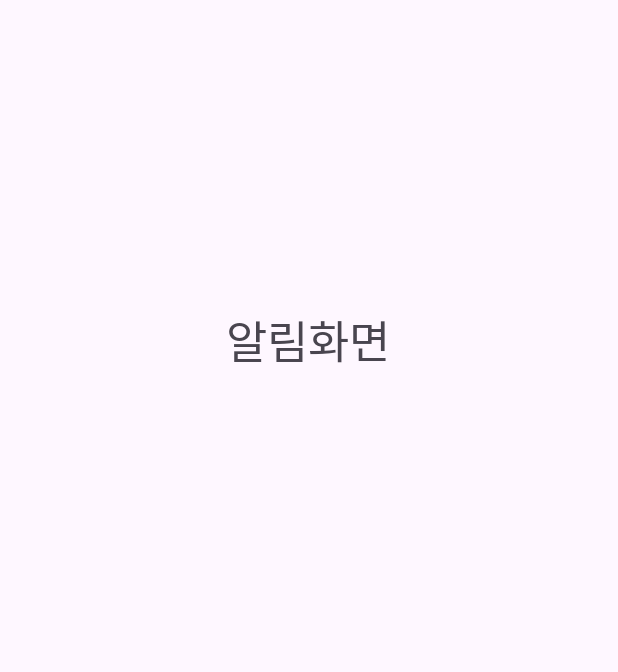
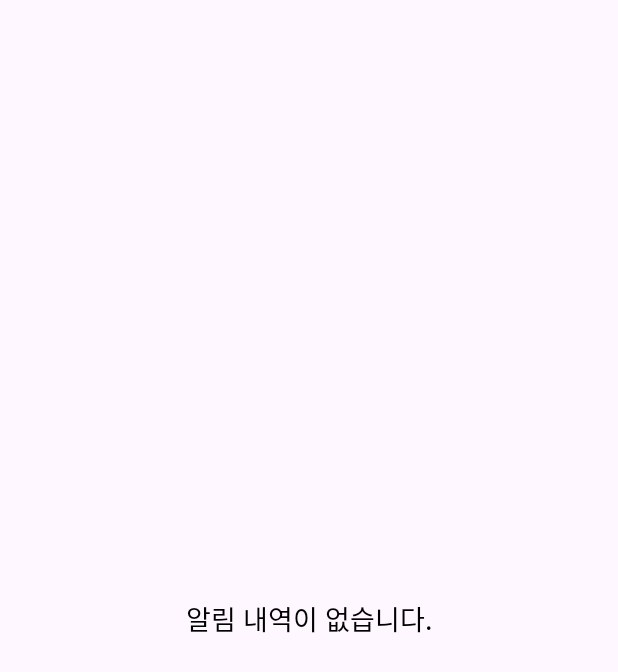
Before and after one commit to YSK96/RainyDay, an Android app: the BellActivity screen opened directly, with no data from a screen before it, on a phone screen of 412 x 824 dp. Shown: the top 672 px of the screen. Run offline under Robolectric (Android 15) with nearby library versions, the phone set to English and light mode, and no system bars.

Commit message:
알림내역 리사이클러 뷰 구현 Bell_XXXX.java or xml

```diff
--- a/app/src/main/java/cap/project/rainyday/BellActivity.java
+++ b/app/src/main/java/cap/project/rainyday/BellActivity.java
@@ -1,15 +1,48 @@
 package cap.project.rainyday;
 
 import android.os.Bundle;
+import android.view.View;
+import android.widget.TextView;
 
-import androidx.annotation.Nullable;
 import androidx.appcompat.app.AppCompatActivity;
+import androidx.recyclerview.widget.LinearLayoutManager;
+import androidx.recyclerview.widget.RecyclerView;
+import java.util.ArrayList;
+import java.util.List;
 
-public class BellActivity  extends AppCompatActivity {
+public class BellActivity extends AppCompatActivity {
+    private RecyclerView recyclerView;
+    private BellAdapter adapter;
+    private List<BellItem> BellList;
+    private TextView emptyView;
 
     @Override
-    protected void onCreate(@Nullable Bundle savedInstanceState) {
+    protected void onCreate(Bundle savedInstanceState) {
         super.onCreate(savedInstanceState);
         setContentView(R.layout.activity_bell);
+
+        recyclerView = findViewById(R.id.recyclerView_bell);
+        emptyView = findViewById(R.id.empty_view);
+        recyclerView.setLayoutManager(new LinearLayoutManager(this));
+
+        BellList = new ArrayList<>();
+        //샘플 데이터
+        //BellList.add(new BellItem("제목 1", "내용 1", "10:00 AM"));
+        //BellList.add(new BellItem("제목 2", "내용 2", "11:00 AM"));
+
+        adapter = new BellAdapter(BellList);
+        recyclerView.setAdapter(adapter);
+
+        checkEmptyView();
+    }
+
+    private void checkEmptyView() {
+        if (BellList.isEmpty()) {
+            recyclerView.setVisibility(View.GONE);
+            emptyView.setVisibility(View.VISIBLE);
+        } else {
+            recyclerView.setVisibility(View.VISIBLE);
+            emptyView.setVisibility(View.GONE);
+        }
     }
 }
--- a/app/src/main/java/cap/project/rainyday/CurWeatherAdapter.java
+++ b/app/src/main/java/cap/project/rainyday/CurWeatherAdapter.java
@@ -51,11 +51,11 @@ public class CurWeatherAdapter extends RecyclerView.Adapter<CurWeatherAdapter.Vi
         public ViewHolder(@NonNull View itemView) {
             super(itemView);
             locationTime = itemView.findViewById(R.id.location_time);
-            locationTemperature = itemView.findViewById(R.id.location_temperature);
+            locationTemperature = itemView.findViewById(R.id.bell_sche_title);
             rainAmount = itemView.findViewById(R.id.rain_amount);
-            rainPercent = itemView.findViewById(R.id.rain_percent);
+            rainPercent = itemView.findViewById(R.id.bell_explain);
             weatherIcon = itemView.findViewById(R.id.weather_icon);
-            weatherInfo = itemView.findViewById(R.id.weather_info);
+            weatherInfo = itemView.findViewById(R.id.bell_time);
         }
     }
 }
--- a/app/src/main/res/layout/activity_bell.xml
+++ b/app/src/main/res/layout/activity_bell.xml
@@ -6,14 +6,27 @@
     android:layout_height="match_parent">
 
     <TextView
-        android:id="@+id/textView5"
+        android:id="@+id/empty_view"
         android:layout_width="wrap_content"
         android:layout_height="wrap_content"
-        android:layout_marginTop="204dp"
-        android:text="알림화면"
-        android:textSize="30sp"
+        android:text="알림 내역이 없습니다."
+        android:textSize="18sp"
+        android:textColor="@android:color/black"
+        android:visibility="gone"
+        app:layout_constraintTop_toTopOf="parent"
+        app:layout_constraintBottom_toBottomOf="parent"
+        app:layout_constraintStart_toStartOf="parent"
         app:layout_constraintEnd_toEndOf="parent"
-        app:layout_constraintHorizontal_bias="0.498"
+        app:layout_constraintHorizontal_bias="0.5"
+        app:layout_constraintVertical_bias="0.5"/>
+
+    <androidx.recyclerview.widget.RecyclerView
+        android:id="@+id/recyclerView_bell"
+        android:layout_width="match_parent"
+        android:layout_height="wrap_content"
+        app:layout_constraintEnd_toEndOf="parent"
+        app:layout_constraintHorizontal_bias="0.0"
         app:layout_constraintStart_toStartOf="parent"
-        app:layout_constraintTop_toTopOf="parent" />
+        app:layout_constraintTop_toTopOf="parent"
+        app:layout_constraintVertical_bias="0.0" />
 </androidx.constraintlayout.widget.ConstraintLayout>
--- a/app/src/main/res/layout/fragment_weather.xml
+++ b/app/src/main/res/layout/fragment_weather.xml
@@ -123,7 +123,7 @@
                     </TextView>
 
                     <TextView
-                        android:id="@+id/rain_percent"
+                        android:id="@+id/bell_explain"
                         android:layout_width="wrap_content"
                         android:layout_height="wrap_content"
                         android:text="40%"
--- a/app/src/main/res/layout/location_weather_list.xml
+++ b/app/src/main/res/layout/location_weather_list.xml
@@ -36,7 +36,7 @@
             app:layout_constraintStart_toStartOf="parent" />
 
         <TextView
-            android:id="@+id/location_temperature"
+            android:id="@+id/bell_sche_title"
             android:layout_width="wrap_content"
             android:layout_height="wrap_content"
             android:layout_marginTop="20dp"
@@ -59,7 +59,7 @@
             app:layout_constraintTop_toTopOf="parent" />
 
         <TextView
-            android:id="@+id/rain_percent"
+            android:id="@+id/bell_explain"
             android:layout_width="wrap_content"
             android:layout_height="wrap_content"
             android:layout_marginTop="55dp"
@@ -96,7 +96,7 @@
                 app:srcCompat="@drawable/rainyday_icon" />
 
             <TextView
-                android:id="@+id/weather_info"
+                android:id="@+id/bell_time"
                 android:layout_width="wrap_content"
                 android:layout_height="wrap_content"
                 android:layout_gravity="center"
```
Also changed, not shown: app/src/main/java/cap/project/rainyday/BellAdapter.java (added, +59 -0 lines), app/src/main/java/cap/project/rainyday/BellItem.java (added, +25 -0 lines), app/src/main/java/cap/project/rainyday/ScheWeatherAdapter.java (+3 -5 lines), app/src/main/res/layout/activity_bell_list.xml (added, +68 -0 lines), app/src/main/res/layout/fragment_weather_list.xml (+4 -4 lines).
